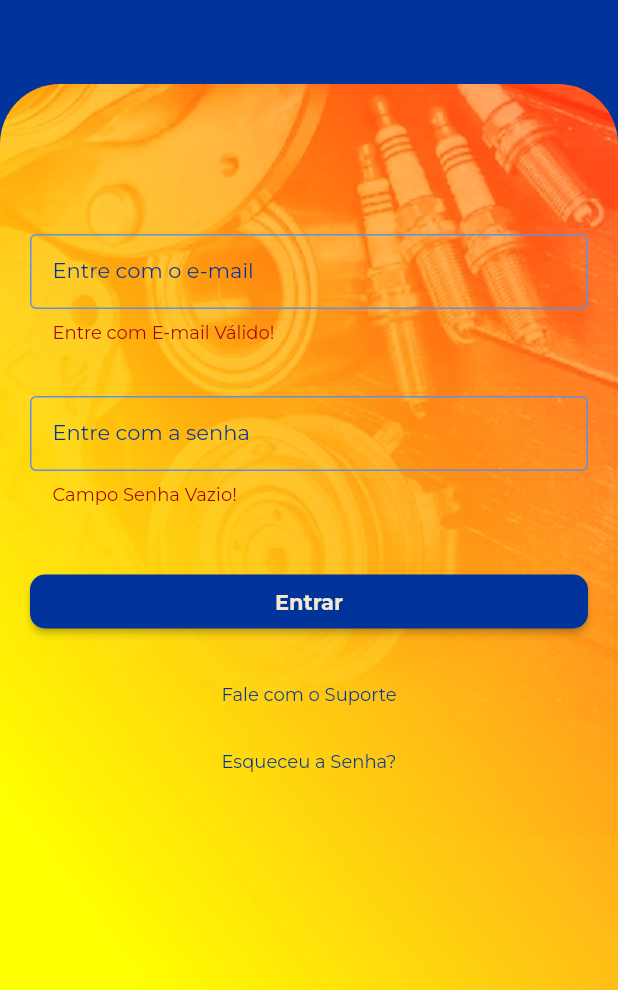
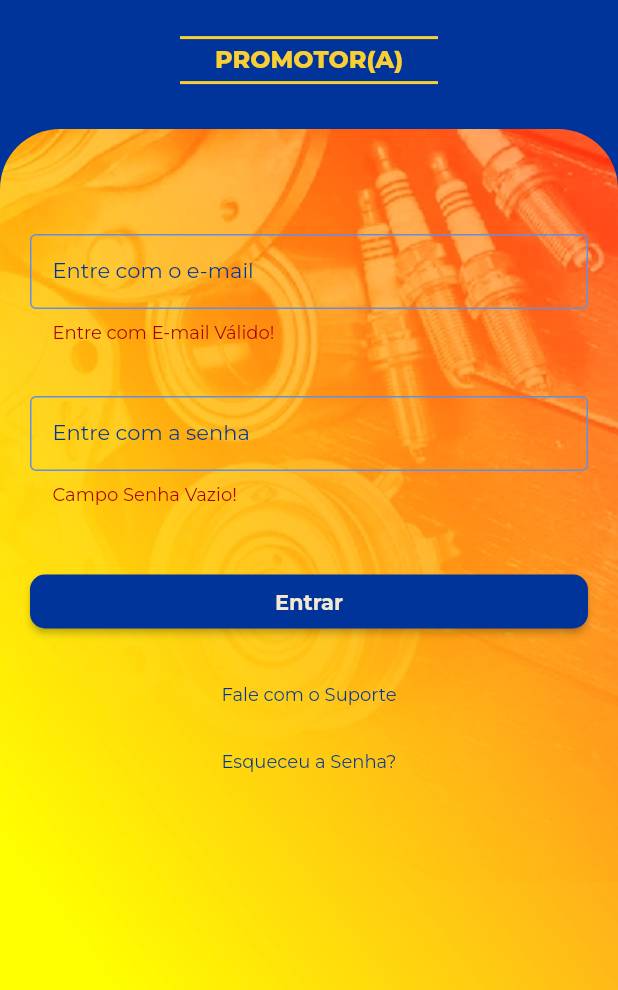
Before and after one commit to Alexandrealvo/autopecasbelem, a Flutter app: the screen it shows after launch, on a phone screen of 412 x 824 dp, the part 246-1236 px from its top. Run offline on Flutter 3.47's test engine with Material 2 defaults, Android fonts, the light colour scheme and no system bars; our stand-ins replace email_validator, flutter_icons, flutter_speed_dial, geolocator, get, get_storage and 9 more; missing offline and left inert: edge_alert, flutter_open_whatsapp, onesignal_flutter.

Commit message:
nome promotor no login

```diff
--- a/lib/modules/Login/login_page.dart
+++ b/lib/modules/Login/login_page.dart
@@ -38,9 +38,10 @@ class LoginPage extends StatelessWidget {
                       color: Theme.of(context).primaryColor,
                     ),
                     child: Column(children: <Widget>[
+
                       Center(
                         child: Container(
-                          padding: const EdgeInsets.only(top: 120),
+                          padding: const EdgeInsets.only(top: 120, bottom: 20),
                           child: Image.asset(
                             "images/logo.png",
                             fit: BoxFit.fill,
@@ -48,9 +49,35 @@ class LoginPage extends StatelessWidget {
                           ),
                         ),
                       ),
+                        Divider(
+                        height: 10,
+                        thickness: 2,
+                        indent: 120,
+                        endIndent: 120,
+                        color: Theme.of(context).buttonColor,
+                      ),
+                      Center(
+                        child: Container(
+                          child: Text(
+                            'PROMOTOR(A)',
+                            style: GoogleFonts.montserrat(
+                              fontSize: 16,
+                              fontWeight: FontWeight.w800,
+                              color: Theme.of(context).buttonColor,
+                            ),
+                          ),
+                        ),
+                      ),
+                      Divider(
+                        height: 10,
+                        thickness: 2,
+                        indent: 120,
+                        endIndent: 120,
+                        color: Theme.of(context).buttonColor,
+                      ),
                     ])),
                 Positioned(
-                  top: 220,
+                  top: 250,
                   child: Container(
                     width: MediaQuery.of(context).size.width,
                     height: MediaQuery.of(context).size.height,
```
